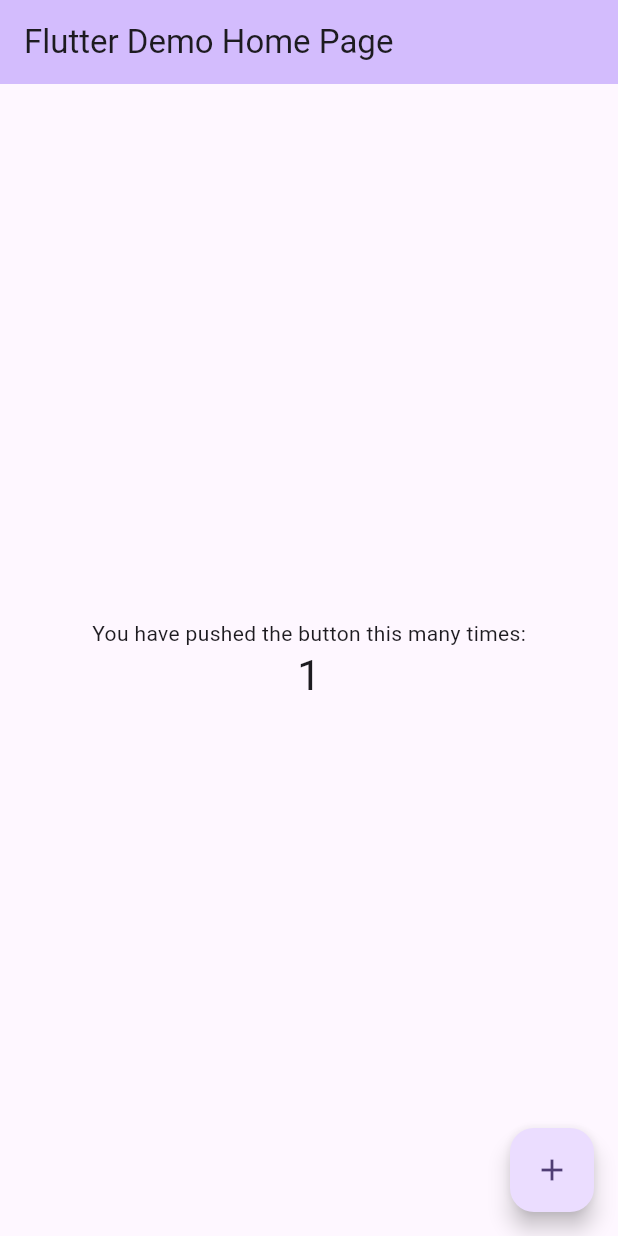
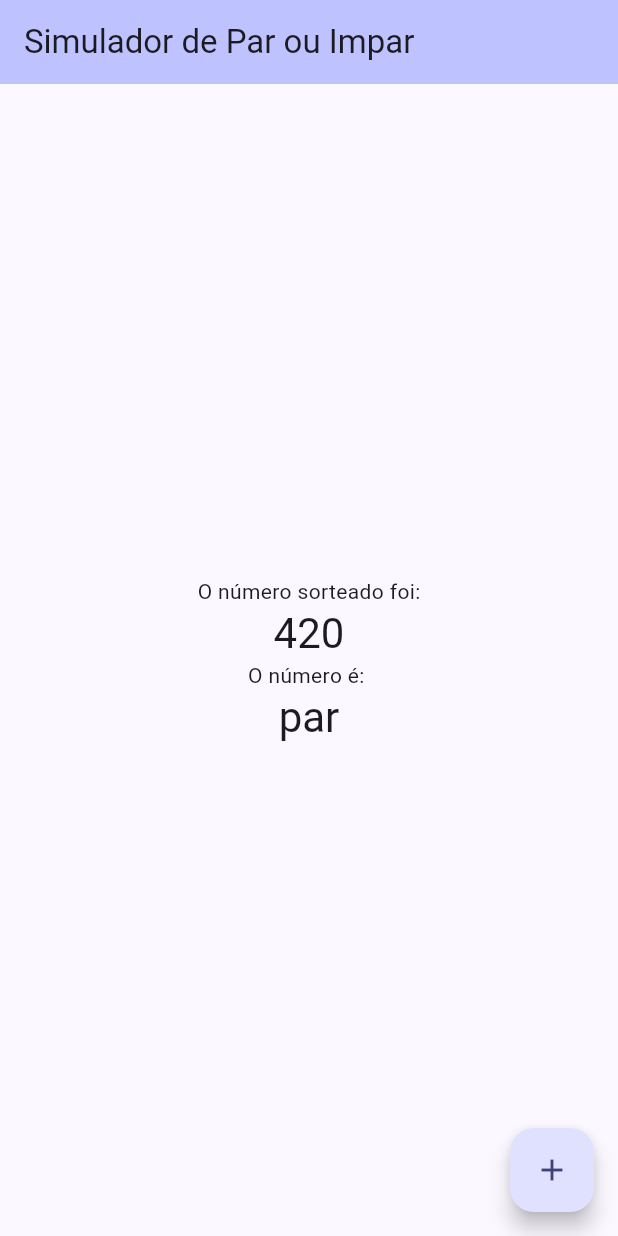
Before and after one commit to AlexOliv17/MobileAsimovJr-Trainee, a Flutter app: the screen it shows after launch, after a tap on the "add" icon, on a phone screen of 412 x 824 dp. Run offline on Flutter 3.47's test engine with Material 3 defaults, Android fonts, the phone set to English and light mode, and no system bars.

Commit message:
Modificações no projeto teste realizados (Simulador Par ou Ímpar)

```diff
--- a/Semana 2/teste/lib/main.dart
+++ b/Semana 2/teste/lib/main.dart
@@ -1,4 +1,5 @@
 import 'package:flutter/material.dart';
+import 'dart:math';
 
 void main() {
   runApp(const MyApp());
@@ -28,10 +29,11 @@ class MyApp extends StatelessWidget {
         //
         // This works for code too, not just values: Most code changes can be
         // tested with just a hot reload.
-        colorScheme: ColorScheme.fromSeed(seedColor: Colors.deepPurple),
+        colorScheme:
+            ColorScheme.fromSeed(seedColor: Color.fromARGB(255, 1, 4, 196)),
         useMaterial3: true,
       ),
-      home: const MyHomePage(title: 'Flutter Demo Home Page'),
+      home: const MyHomePage(title: 'Simulador de Par ou Impar'),
     );
   }
 }
@@ -56,6 +58,7 @@ class MyHomePage extends StatefulWidget {
 
 class _MyHomePageState extends State<MyHomePage> {
   int _counter = 0;
+  String _parImpar = "";
 
   void _incrementCounter() {
     setState(() {
@@ -64,7 +67,16 @@ class _MyHomePageState extends State<MyHomePage> {
       // so that the display can reflect the updated values. If we changed
       // _counter without calling setState(), then the build method would not be
       // called again, and so nothing would appear to happen.
-      _counter++;
+      Random random = Random();
+      _counter = random.nextInt(1000);
+
+      if (_counter % 2 == 0) {
+        print("Counter is par");
+        _parImpar = "par";
+      } else {
+        print("Counter is impar");
+        _parImpar = "impar";
+      }
     });
   }
 
@@ -106,10 +118,15 @@ class _MyHomePageState extends State<MyHomePage> {
           mainAxisAlignment: MainAxisAlignment.center,
           children: <Widget>[
             const Text(
-              'You have pushed the button this many times:',
+              'O número sorteado foi:',
             ),
             Text(
               '$_counter',
+              style: Theme.of(context).textTheme.headlineMedium,
+            ),
+            Text('O número é: '),
+            Text(
+              '$_parImpar',
               style: Theme.of(context).textTheme.headlineMedium,
             ),
           ],
```
